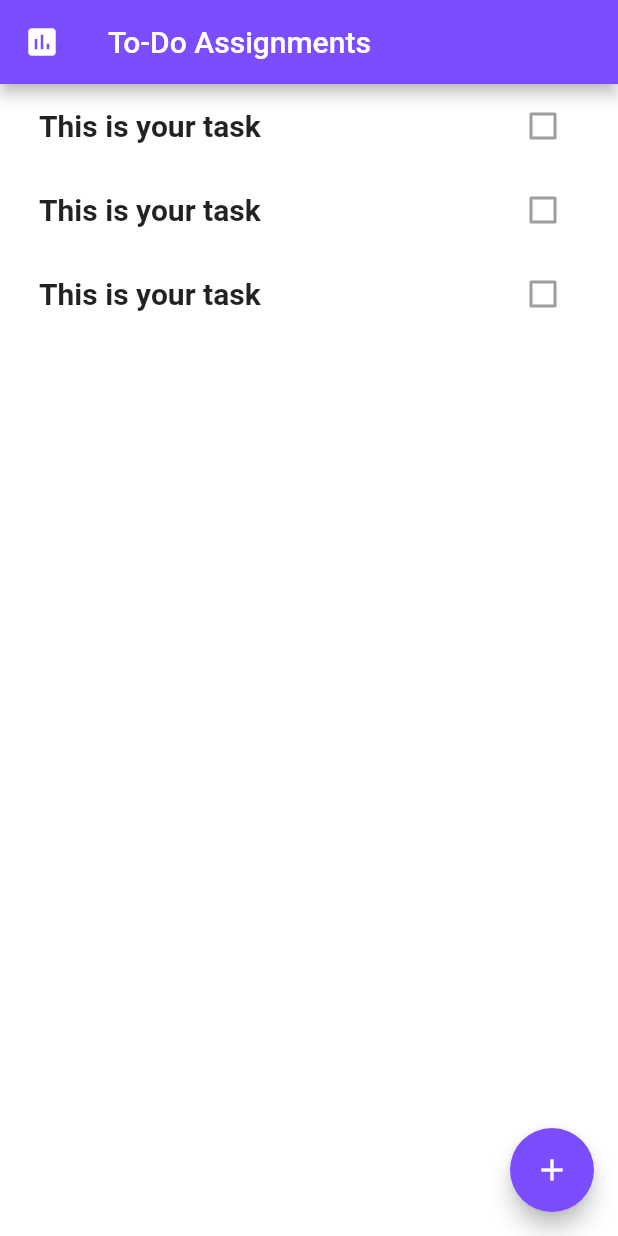
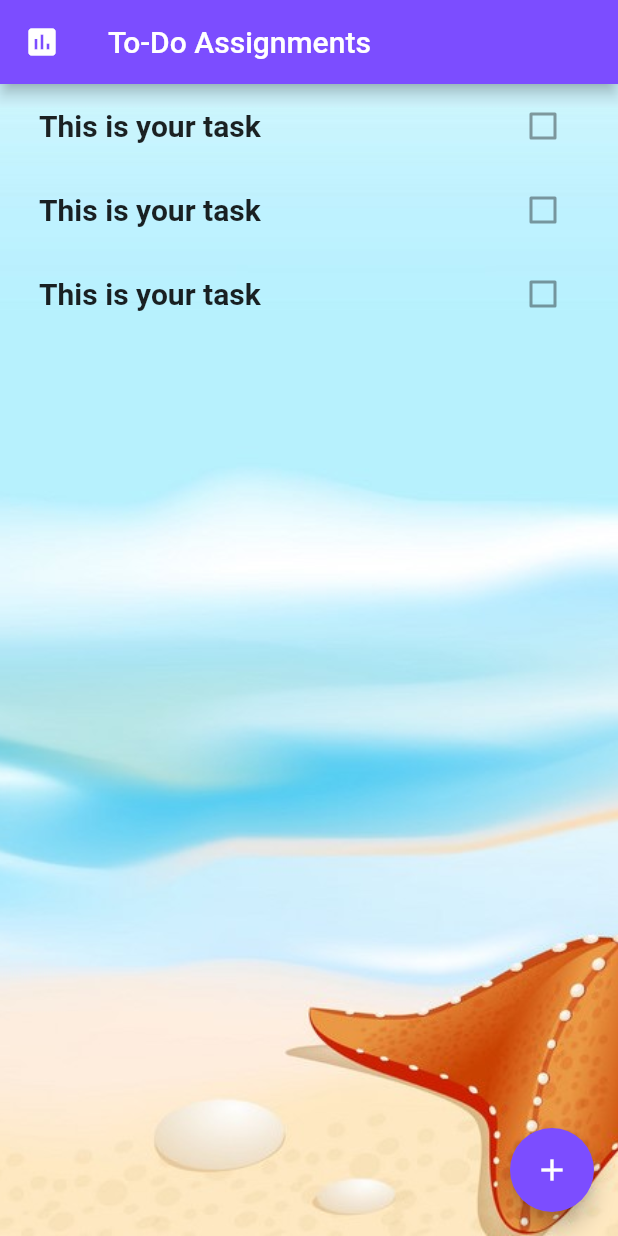
Before and after one commit to kshitijver/Time-manager-Flutter, a Flutter app: the screen it shows after launch, after a tap on "Assignments", on a phone screen of 412 x 824 dp. Run offline on Flutter 3.47's test engine with Material 2 defaults, Android fonts, the phone set to English and light mode, and no system bars; our stand-ins replace cloud_firestore, firebase_auth, modal_progress_hud, table_calendar; accounts and stored records are empty.

Commit message:
backgrounds update

```diff
--- a/lib/assignment_screen.dart
+++ b/lib/assignment_screen.dart
@@ -11,9 +11,12 @@ class _AssignmentScreenState extends State<AssignmentScreen> {
   @override
   Widget build(BuildContext context) {
     return Scaffold(
-      floatingActionButton: FloatingActionButton(
+     floatingActionButton: FloatingActionButton(
+       onPressed: (){
+
+       },
         backgroundColor: Colors.deepPurpleAccent,
-        child: Icon(Icons.add),
+       child: Icon(Icons.add),
       ),
       backgroundColor: Colors.white,
       appBar: AppBar(
@@ -21,14 +24,26 @@ class _AssignmentScreenState extends State<AssignmentScreen> {
         leading: Icon(Icons.assessment),
         title: Text('To-Do Assignments'),
       ),
+
       body: SafeArea(
         child: Container(
+          height: double.infinity,
+          decoration: BoxDecoration(
+            image: DecorationImage(
+              image: AssetImage('images/assignmentback.jpg'),
+              fit: BoxFit.cover,
+            ),
+          ),
           child: Padding(
             padding: EdgeInsets.symmetric(horizontal: 10),
             child: TasksList(),
+
           ),
+
         ),
+
       ),
+
     );
   }
 }
--- a/lib/main.dart
+++ b/lib/main.dart
@@ -5,6 +5,7 @@ import 'package:timemanager/login_screen.dart';
 import 'package:timemanager/main_screen.dart';
 import 'package:timemanager/registration_screen.dart';
 import 'package:timemanager/welcome_screen.dart';
+import 'package:timemanager/workout_screen.dart';
 import 'calendar_screen.dart';
 import 'package:intl/date_symbol_data_local.dart';
 
@@ -31,6 +32,8 @@ class _TimeManagerState extends State<TimeManager> {
         RegistrationScreen.id: (context) => RegistrationScreen(),
         ChatScreen.id: (context) => ChatScreen(),
         AssignmentScreen.id: (context) => AssignmentScreen(),
+        WorkoutScreen.id: (context) => WorkoutScreen(),
+
       },
     );
   }
--- a/lib/main_screen.dart
+++ b/lib/main_screen.dart
@@ -1,7 +1,9 @@
 import 'package:flutter/cupertino.dart';
 import 'package:flutter/material.dart';
+import 'package:timemanager/assignment_screen.dart';
 import 'package:timemanager/calendar_screen.dart';
 import 'package:timemanager/login_screen.dart';
+import 'package:timemanager/workout_screen.dart';
 import 'constants.dart';
 import 'mainscreen_scrollingUI.dart';
 
@@ -109,17 +111,26 @@ class DrawerStyling extends StatelessWidget {
       child: ListView(
         children: <Widget>[
           DrawerHeader(
+
             decoration: BoxDecoration(
               color: Colors.blueGrey,
               image: DecorationImage(
                   image: AssetImage('images/Drawer.jpg'), fit: BoxFit.cover),
             ),
-            child: Text(
-              'Option',
-              style: TextStyle(
-                  color: Colors.deepPurple,
-                  fontWeight: FontWeight.bold,
-                  fontSize: 35.0),
+            child: Padding(
+              padding: const EdgeInsets.only(top: 50.0),
+              child: Text(
+                'OPTIONS',
+                textAlign: TextAlign.center,
+                style: TextStyle(
+                    color: Colors.deepPurple[100],
+                    fontWeight: FontWeight.bold,
+                    fontSize: 35.0,
+                  fontFamily: 'Pangolin',
+                  letterSpacing: 2.0,
+
+                ),
+              ),
             ),
           ),
           ListTile(
@@ -159,11 +170,29 @@ class DrawerStyling extends StatelessWidget {
             ),
           ),
           ListTile(
+           // onTap: () {
+             // Navigator.pushNamed(context, AssignScreen.id);
+            //},
             leading: Icon(
               Icons.assessment,
             ),
             title: Text(
               'Assignments',
+              style: TextStyle(
+                fontWeight: FontWeight.bold,
+                fontSize: 18.0,
+              ),
+            ),
+          ),
+          ListTile(
+            onTap: () {
+              Navigator.pushNamed(context, WorkoutScreen.id);
+            },
+            leading: Icon(
+              Icons.accessibility_new,
+            ),
+            title: Text(
+              'Workout',
               style: TextStyle(
                 fontWeight: FontWeight.bold,
                 fontSize: 18.0,
--- a/lib/mainscreen_scrollingUI.dart
+++ b/lib/mainscreen_scrollingUI.dart
@@ -3,6 +3,7 @@ import 'package:timemanager/assignment_screen.dart';
 import 'package:timemanager/calendar_screen.dart';
 import 'package:timemanager/constants.dart';
 import 'package:timemanager/login_screen.dart';
+import 'package:timemanager/workout_screen.dart';
 
 class MainScrollingList extends StatelessWidget {
   @override
@@ -79,7 +80,11 @@ class MainScrollingList extends StatelessWidget {
           ),
         ),
         GestureDetector(
+          onTap: () {
+            Navigator.pushNamed(context, WorkoutScreen.id);
+          },
           child: Container(
+
             decoration: kHomeScreenCardDecoration.copyWith(
                 image: DecorationImage(
               image: AssetImage('images/Exercise.jpg'),
--- a/lib/workout_screen.dart
+++ b/lib/workout_screen.dart
@@ -12,22 +12,23 @@ class _WorkoutScreenState extends State<WorkoutScreen> {
   @override
   Widget build(BuildContext context) {
     return Scaffold(
+
       appBar: AppBar(
         leading: Hero(
             tag: 'workout_logo',
             child: Icon(
               Icons.accessibility_new,
-            )),
+            ),),
         title: Text(
           'Workout',
         ),
-        backgroundColor: Colors.deepPurpleAccent,
+        backgroundColor: Colors.deepPurple,
       ),
       body: Container(
         height: double.infinity,
         decoration: BoxDecoration(
           image: DecorationImage(
-            image: AssetImage('images/workoutscreen.jpg'),
+            image: AssetImage('images/backgroundworkout.jpg'),
             fit: BoxFit.cover,
           ),
         ),
@@ -42,6 +43,7 @@ class _WorkoutScreenState extends State<WorkoutScreen> {
         backgroundColor: Colors.white,
         onPressed: () {},
       ),
+
     );
   }
 }
```
Also changed, not shown: images/assignmentback.jpg (added), images/backgroundworkout.jpg (added).
